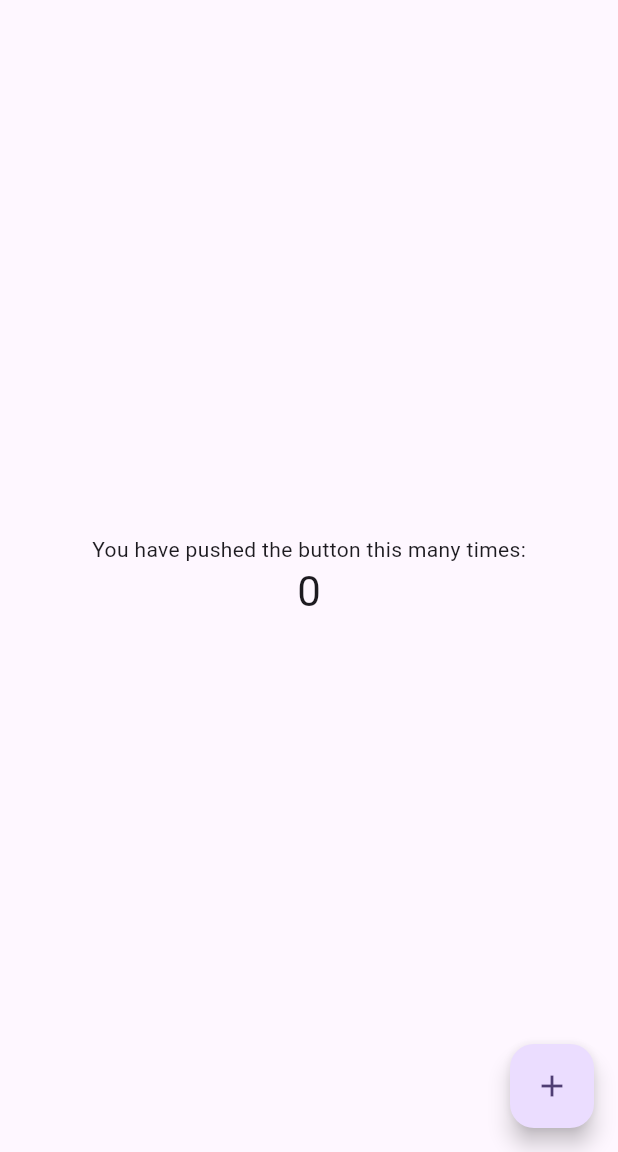
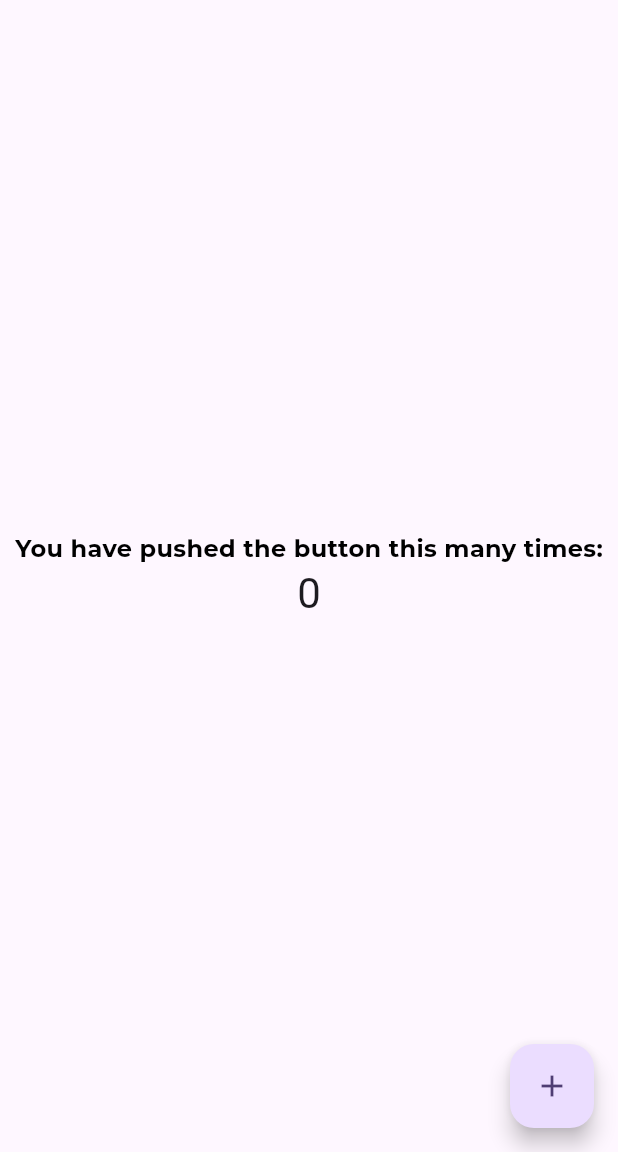
Before and after one commit to vjpratap/Instagram_clone, a Flutter app: the screen it shows after launch, on a phone screen of 412 x 824 dp, the part 84-1236 px from its top. Run offline on Flutter 3.47's test engine with Material 3 defaults, Android fonts, the phone set to English and light mode, and no system bars; our stand-ins replace google_fonts.

Commit message:
Add. google font pub file

```diff
--- a/instagram_clone/lib/main.dart
+++ b/instagram_clone/lib/main.dart
@@ -1,4 +1,5 @@
 import 'package:flutter/material.dart';
+import 'package:google_fonts/google_fonts.dart';
 
 void main() {
   runApp(const MyApp());
@@ -13,21 +14,19 @@ class MyApp extends StatelessWidget {
     return MaterialApp(
       title: 'Flutter Demo',
       theme: ThemeData(
-        // This is the theme of your application.
-        //
-        // TRY THIS: Try running your application with "flutter run". You'll see
-        // the application has a purple toolbar. Then, without quitting the app,
-        // try changing the seedColor in the colorScheme below to Colors.green
-        // and then invoke "hot reload" (save your changes or press the "hot
-        // reload" button in a Flutter-supported IDE, or press "r" if you used
-        // the command line to start the app).
-        //
-        // Notice that the counter didn't reset back to zero; the application
-        // state is not lost during the reload. To reset the state, use hot
-        // restart instead.
-        //
-        // This works for code too, not just values: Most code changes can be
-        // tested with just a hot reload.
+        textTheme: TextTheme(
+          //Body Small
+          bodySmall: GoogleFonts.montserrat(
+              fontSize: 13, fontWeight: FontWeight.w600, color: Colors.black),
+
+          //Body Medium
+          bodyMedium: GoogleFonts.montserrat(
+              fontSize: 16, color: Colors.black, fontWeight: FontWeight.w700),
+
+          //Body Large
+          bodyLarge: GoogleFonts.aBeeZee(
+              fontSize: 19, fontWeight: FontWeight.w800, color: Colors.white),
+        ),
         colorScheme: ColorScheme.fromSeed(seedColor: Colors.deepPurple),
         useMaterial3: true,
       ),
--- a/instagram_clone/pubspec.yaml
+++ b/instagram_clone/pubspec.yaml
@@ -35,6 +35,7 @@ dependencies:
   # The following adds the Cupertino Icons font to your application.
   # Use with the CupertinoIcons class for iOS style icons.
   cupertino_icons: ^1.0.6
+  google_fonts: ^6.1.0
 
 dev_dependencies:
   flutter_test:
```
Also changed, not shown: instagram_clone/pubspec.lock, 7 other files.
